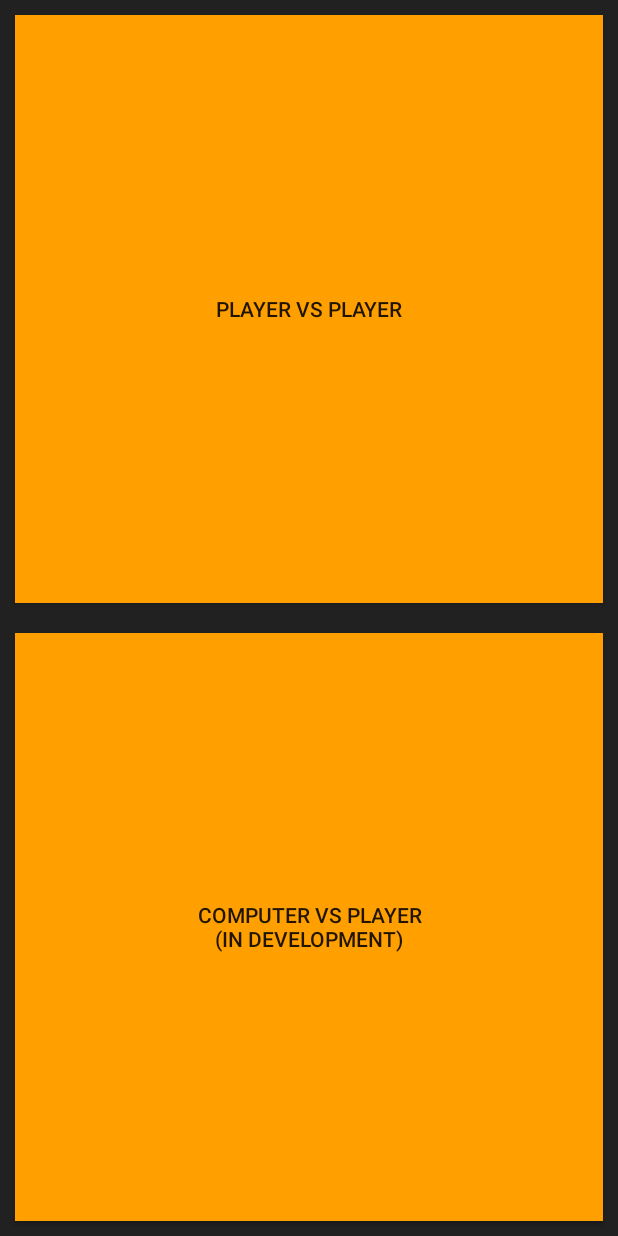
After one commit to shreyshrey71/Connect4, an Android app: the layout mode.xml on its own in the app's theme, with its tools: preview values and no code run, on a phone screen of 412 x 824 dp. The commit adds this screen. Run offline under Robolectric (Android 15) with nearby library versions, the phone set to English and light mode, and no system bars.

Commit message:
Everything Except Computer Mode

```diff
--- /dev/null
+++ b/app/src/main/res/layout/mode.xml
@@ -0,0 +1,27 @@
+<?xml version="1.0" encoding="utf-8"?>
+<LinearLayout
+    xmlns:android="http://schemas.android.com/apk/res/android"
+    android:layout_width="match_parent"
+    android:background="#212121"
+    android:orientation="vertical"
+    android:layout_height="match_parent">
+    <Button
+        android:layout_width="match_parent"
+        android:layout_height="0dp"
+        android:layout_weight="1"
+        android:background="#ffa000"
+        android:padding="20dp"
+        android:layout_margin="10dp"
+        android:onClick="player"
+        android:text="Player Vs Player"/>
+    <Button
+        android:layout_width="match_parent"
+        android:layout_height="0dp"
+        android:layout_weight="1"
+        android:background="#ffa000"
+        android:padding="20dp"
+        android:layout_margin="10dp"
+        android:onClick="computer"
+        android:text="Computer Vs Player\n(In Development)"/>
+
+</LinearLayout>
--- a/app/src/main/res/values/styles.xml
+++ b/app/src/main/res/values/styles.xml
@@ -3,9 +3,13 @@
     <!-- Base application theme. -->
     <style name="AppTheme" parent="Theme.AppCompat.Light.DarkActionBar">
         <!-- Customize your theme here. -->
-        <item name="colorPrimary">#000000</item>
+        <item name="colorPrimary">#212121</item>
+        <item name="android:statusBarColor">#ffa000</item>
         <item name="colorPrimaryDark">@color/colorPrimaryDark</item>
         <item name="colorAccent">@color/colorAccent</item>
+        <item name="colorControlNormal">#d32f2f</item>
+        <item name="colorControlActivated">#ff5722</item>
+        <item name="colorControlHighlight">#f44336</item>
     </style>
 
 </resources>
```
Also changed, not shown: app/src/main/java/com/example/android/mydeltatask2/MainActivity.java (+153 -21 lines), app/src/main/res/layout/activity_main.xml (+16 -1 lines), app/src/main/res/layout/intro.xml (added, +56 -0 lines), app/src/main/res/layout/result.xml (added, +29 -0 lines).
